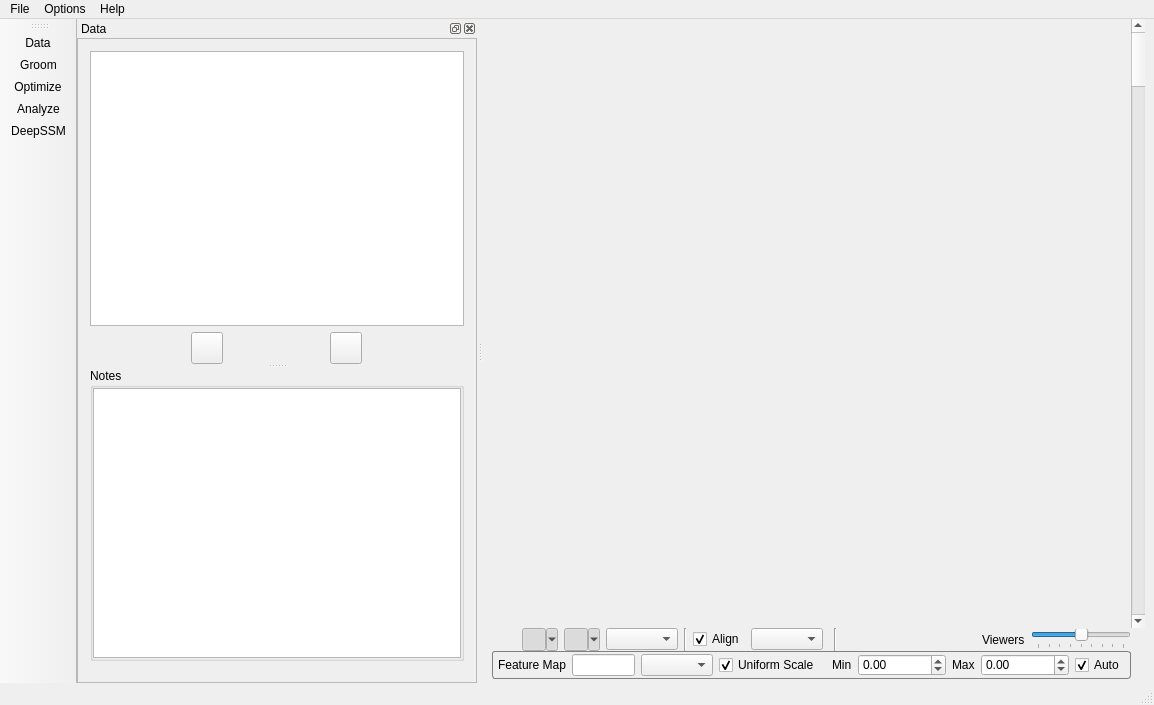
Qt form Studio/src/Interface/ShapeWorksStudioApp.ui (SCIInstitute/ShapeWorks) before a commit.
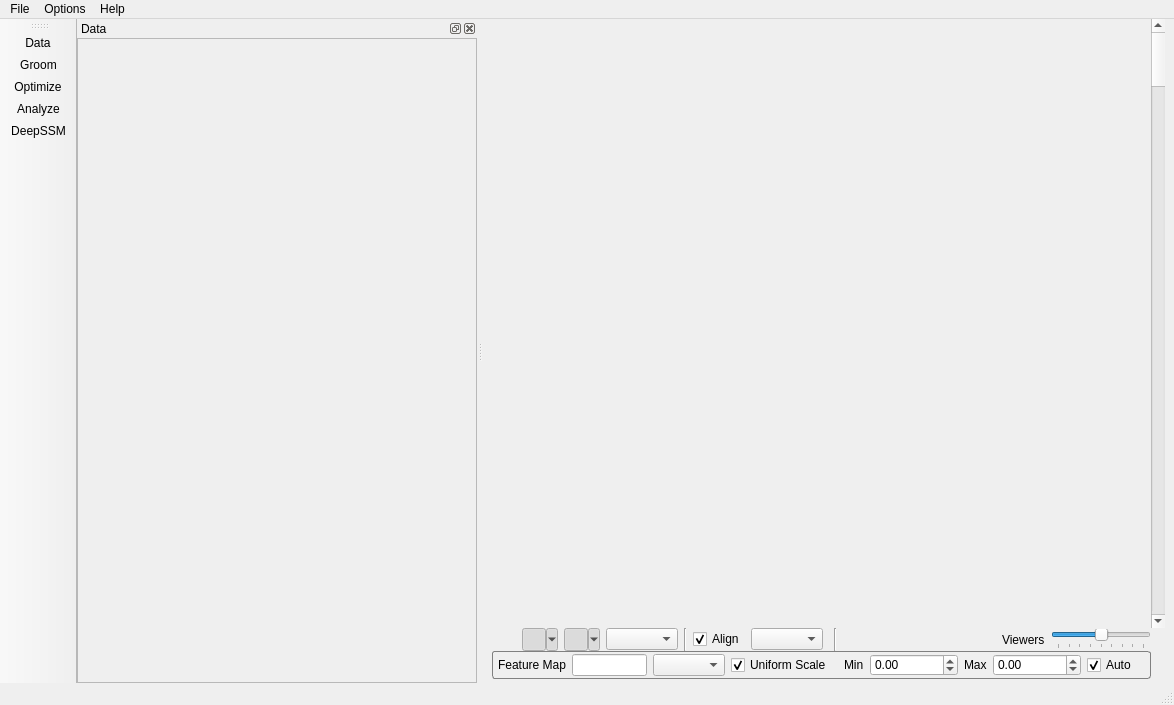
The same form after that commit. Icons and pictures are not drawn. Custom widgets are drawn as their Qt base class.

Commit message: Finish migrating to DataTool, hook up panels.

Patch:
```diff
--- a/Studio/src/Interface/ShapeWorksStudioApp.ui
+++ b/Studio/src/Interface/ShapeWorksStudioApp.ui
@@ -6,7 +6,7 @@
    <rect>
     <x>0</x>
     <y>0</y>
-    <width>1154</width>
+    <width>1174</width>
     <height>705</height>
    </rect>
   </property>
@@ -440,7 +440,7 @@
     <rect>
      <x>0</x>
      <y>0</y>
-     <width>1154</width>
+     <width>1174</width>
      <height>22</height>
     </rect>
    </property>
@@ -592,170 +592,6 @@
            <property name="currentIndex">
             <number>0</number>
            </property>
-           <widget class="QWidget" name="import_page">
-            <layout class="QVBoxLayout" name="verticalLayout_2">
-             <property name="leftMargin">
-              <number>3</number>
-             </property>
-             <property name="topMargin">
-              <number>3</number>
-             </property>
-             <property name="rightMargin">
-              <number>3</number>
-             </property>
-             <property name="bottomMargin">
-              <number>12</number>
-             </property>
-             <item>
-              <widget class="QWidget" name="widget_3" native="true">
-               <property name="minimumSize">
-                <size>
-                 <width>0</width>
-                 <height>200</height>
-                </size>
-               </property>
-               <layout class="QVBoxLayout" name="verticalLayout_4">
-                <item>
-                 <widget class="QSplitter" name="data_splitter">
-                  <property name="orientation">
-                   <enum>Qt::Vertical</enum>
-                  </property>
-                  <widget class="QWidget" name="widget_2" native="true">
-                   <property name="minimumSize">
-                    <size>
-                     <width>0</width>
-                     <height>200</height>
-                    </size>
-                   </property>
-                   <layout class="QVBoxLayout" name="verticalLayout_3">
-                    <property name="leftMargin">
-                     <number>0</number>
-                    </property>
-                    <property name="topMargin">
-                     <number>0</number>
-                    </property>
-                    <property name="rightMargin">
-                     <number>0</number>
-                    </property>
-                    <property name="bottomMargin">
-                     <number>0</number>
-                    </property>
-                    <item>
-                     <widget class="QTableWidget" name="table"/>
-                    </item>
-                    <item>
-                     <layout class="QHBoxLayout" name="horizontalLayout2">
-                      <item>
-                       <widget class="QToolButton" name="delete_button">
-                        <property name="minimumSize">
-                         <size>
-                          <width>32</width>
-                          <height>32</height>
-                         </size>
-                        </property>
-                        <property name="maximumSize">
-                         <size>
-                          <width>32</width>
-                          <height>32</height>
-                         </size>
-                        </property>
-                        <property name="toolTip">
-                         <string>Remove shapes</string>
-                        </property>
-                        <property name="text">
-                         <string/>
-                        </property>
-                        <property name="icon">
-                         <iconset resource="../Resources/ShapeWorksStudio.qrc">
-                          <normaloff>:/Studio/Images/remove.png</normaloff>:/Studio/Images/remove.png</iconset>
-                        </property>
-                       </widget>
-                      </item>
-                      <item>
-                       <widget class="QToolButton" name="add_button">
-                        <property name="minimumSize">
-                         <size>
-                          <width>32</width>
-                          <height>32</height>
-                         </size>
-                        </property>
-                        <property name="maximumSize">
-                         <size>
-                          <width>32</width>
-                          <height>32</height>
-                         </size>
-                        </property>
-                        <property name="toolTip">
-                         <string>Import Shapes</string>
-                        </property>
-                        <property name="text">
-                         <string/>
-                        </property>
-                        <property name="icon">
-                         <iconset resource="../Resources/ShapeWorksStudio.qrc">
-                          <normaloff>:/Studio/Images/add.png</normaloff>:/Studio/Images/add.png</iconset>
-                        </property>
-                       </widget>
-                      </item>
-                     </layout>
-                    </item>
-                   </layout>
-                  </widget>
-                  <widget class="QWidget" name="widget_4" native="true">
-                   <layout class="QGridLayout" name="gridLayout_5">
-                    <property name="leftMargin">
-                     <number>0</number>
-                    </property>
-                    <property name="topMargin">
-                     <number>0</number>
-                    </property>
-                    <property name="rightMargin">
-                     <number>0</number>
-                    </property>
-                    <property name="bottomMargin">
-                     <number>0</number>
-                    </property>
-                    <item row="0" column="0">
-                     <widget class="QGroupBox" name="notes_groupbox">
-                      <property name="title">
-                       <string>Notes</string>
-                      </property>
-                      <layout class="QGridLayout" name="gridLayout_6">
-                       <property name="leftMargin">
-                        <number>0</number>
-                       </property>
-                       <property name="topMargin">
-                        <number>0</number>
-                       </property>
-                       <property name="rightMargin">
-                        <number>0</number>
-                       </property>
-                       <property name="bottomMargin">
-                        <number>0</number>
-                       </property>
-                       <item row="0" column="0">
-                        <widget class="QTextEdit" name="notes">
-                         <property name="html">
-                          <string>&lt;!DOCTYPE HTML PUBLIC &quot;-//W3C//DTD HTML 4.0//EN&quot; &quot;http://www.w3.org/TR/REC-html40/strict.dtd&quot;&gt;
-&lt;html&gt;&lt;head&gt;&lt;meta name=&quot;qrichtext&quot; content=&quot;1&quot; /&gt;&lt;style type=&quot;text/css&quot;&gt;
-p, li { white-space: pre-wrap; }
-&lt;/style&gt;&lt;/head&gt;&lt;body style=&quot; font-family:'.AppleSystemUIFont'; font-size:13pt; font-weight:400; font-style:normal;&quot;&gt;
-&lt;p style=&quot;-qt-paragraph-type:empty; margin-top:0px; margin-bottom:0px; margin-left:0px; margin-right:0px; -qt-block-indent:0; text-indent:0px;&quot;&gt;&lt;br /&gt;&lt;/p&gt;&lt;/body&gt;&lt;/html&gt;</string>
-                         </property>
-                        </widget>
-                       </item>
-                      </layout>
-                     </widget>
-                    </item>
-                   </layout>
-                  </widget>
-                 </widget>
-                </item>
-               </layout>
-              </widget>
-             </item>
-            </layout>
-           </widget>
           </widget>
          </item>
         </layout>
```
Left out of the diff: 2 changed lines with no effect on the pictures. The commit also changes 5 other files.
